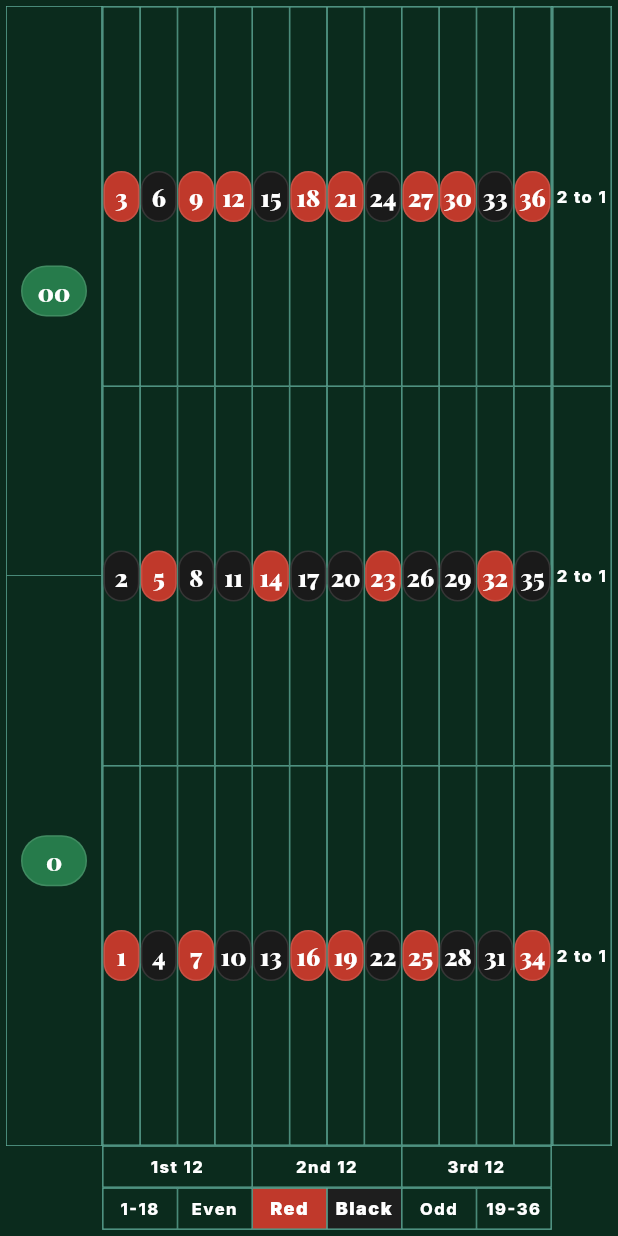
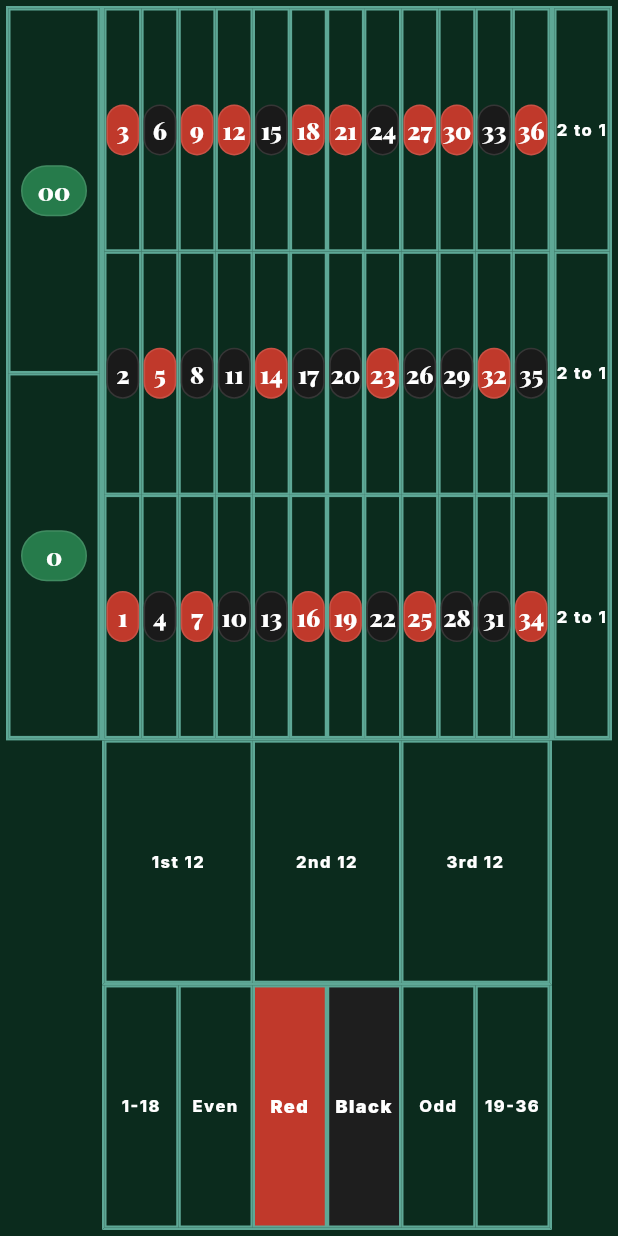
Before and after one commit to dev-codee/junko_bodie_app, a Flutter app: the BettingLayout widget shown alone on an empty page, opened directly with empty values, on a phone screen of 412 x 824 dp. Run offline on Flutter 3.47's test engine with Material 3 defaults, Android fonts, the phone set to English and light mode, and no system bars; our stand-ins replace audioplayers, confetti, flutter_animate, flutter_tts, go_router, google_fonts and 2 more; accounts and stored records are empty; network calls fail; statements that could not run were skipped.

Commit message:
fixx solo

```diff
--- a/lib/widgets/betting_layout.dart
+++ b/lib/widgets/betting_layout.dart
@@ -136,8 +136,16 @@ class _NumberCellState extends State<NumberCell> with SingleTickerProviderStateM
         onExit: (_) => widget.onNumberHoverEnd?.call(),
         child: GestureDetector(
           onTapDown: (_) => widget.onNumberHover?.call(widget.num),
-          onTapUp: (_) => widget.onNumberHoverEnd?.call(),
-          onTapCancel: () => widget.onNumberHoverEnd?.call(),
+          onTapUp: (_) {
+            Future.delayed(const Duration(milliseconds: 1000), () {
+              widget.onNumberHoverEnd?.call();
+            });
+          },
+          onTapCancel: () {
+            Future.delayed(const Duration(milliseconds: 1000), () {
+              widget.onNumberHoverEnd?.call();
+            });
+          },
           onTap: _handleTap,
           onLongPress: _handleLongPress,
           onSecondaryTap: _handleLongPress,
@@ -169,7 +177,7 @@ class _NumberCellState extends State<NumberCell> with SingleTickerProviderStateM
                   border: showHover
                       ? Border.all(color: AppColors.gold, width: 1.2)
                       : (widget.border ??
-                          Border.all(color: const Color(0xFF5EA896), width: 0.5)),
+                          Border.all(color: const Color(0xFF5EA896), width: 1.5)),
                   boxShadow: winShadow != null
                       ? [winShadow]
                       : showHover
@@ -236,7 +244,7 @@ class _NumberCellState extends State<NumberCell> with SingleTickerProviderStateM
                     // Amount tooltip (if hovered and not compact)
                     if (hasBet && widget.isHovered && !widget.isCompact)
                       Positioned(
-                        top: -22,
+                        top: -45,
                         child: Container(
                           padding: const EdgeInsets.symmetric(horizontal: 6, vertical: 2),
                           decoration: BoxDecoration(
@@ -361,6 +369,7 @@ class _DropZoneState extends State<DropZone> {
             }
           },
           child: GestureDetector(
+            behavior: HitTestBehavior.opaque,
             onTapDown: (_) {
               if (!widget.disabled) {
                 widget.onHover?.call(widget.numbers, widget.betId);
@@ -369,14 +378,22 @@ class _DropZoneState extends State<DropZone> {
             },
             onTapUp: (_) {
               if (!widget.disabled) {
+                Future.delayed(const Duration(milliseconds: 1000), () {
+                  if (mounted) {
                     widget.onHoverEnd?.call();
                     setState(() => _localHovered = false);
+                  }
+                });
               }
             },
             onTapCancel: () {
               if (!widget.disabled) {
+                Future.delayed(const Duration(milliseconds: 1000), () {
+                  if (mounted) {
                     widget.onHoverEnd?.call();
                     setState(() => _localHovered = false);
+                  }
+                });
               }
             },
             onTap: _handleTap,
@@ -429,7 +446,7 @@ class _DropZoneState extends State<DropZone> {
                 // Tooltip
                 if (hasBet && _localHovered)
                   Positioned(
-                    bottom: 22,
+                    bottom: 45,
                     child: Container(
                       padding: const EdgeInsets.symmetric(horizontal: 5, vertical: 1.5),
                       decoration: BoxDecoration(
@@ -574,7 +591,7 @@ class _OutsideBetCellState extends State<OutsideBetCell> {
               color: widget.isWinner
                   ? AppColors.gold.withOpacity(0.3)
                   : widget.backgroundColor ?? Colors.transparent,
-              border: widget.border ?? Border.all(color: const Color(0xFF5EA896), width: 0.5),
+              border: widget.border ?? Border.all(color: const Color(0xFF5EA896), width: 1.5),
               boxShadow: [
                 if (widget.isWinner)
                   BoxShadow(
@@ -734,6 +751,7 @@ class _BettingLayoutState extends State<BettingLayout> {
             children: [
               // ── SECTION 1: Zeros, Numbers Grid, Columns ──
           Expanded(
+            flex: 3,
             child: Row(
               crossAxisAlignment: CrossAxisAlignment.stretch,
               children: [
@@ -741,7 +759,7 @@ class _BettingLayoutState extends State<BettingLayout> {
               Container(
                 width: spacerWidth,
                 decoration: BoxDecoration(
-                  border: Border.all(color: const Color(0xFF5EA896), width: 0.5),
+                  border: Border.all(color: const Color(0xFF5EA896), width: 1.5),
                   color: Colors.transparent,
                 ),
                 child: widget.wheelType == WheelType.american
@@ -759,7 +777,6 @@ class _BettingLayoutState extends State<BettingLayout> {
                                     disabled: widget.disabled,
                                     isWinner: _isWinningNumber(37) || _isBetWinner('straight-00'),
                                     phase: widget.phase,
-                                    border: const Border(bottom: BorderSide(color: Color(0xFF5EA896), width: 0.5)),
                                     isHovered: _hoveredNumbers.contains(37) || _selfHoveredNumber == 37,
                                     onNumberHover: _handleNumberHover,
                                     onNumberHoverEnd: _handleNumberHoverEnd,
@@ -777,7 +794,6 @@ class _BettingLayoutState extends State<BettingLayout> {
                                     disabled: widget.disabled,
                                     isWinner: _isWinningNumber(0) || _isBetWinner('straight-0'),
                                     phase: widget.phase,
-                                    border: const Border(),
                                     isHovered: _hoveredNumbers.contains(0) || _selfHoveredNumber == 0,
                                     onNumberHover: _handleNumberHover,
                                     onNumberHoverEnd: _handleNumberHoverEnd,
@@ -823,7 +839,6 @@ class _BettingLayoutState extends State<BettingLayout> {
                             disabled: widget.disabled,
                             isWinner: _isWinningNumber(0) || _isBetWinner('straight-0'),
                             phase: widget.phase,
-                            border: const Border(),
                             isHovered: _hoveredNumbers.contains(0) || _selfHoveredNumber == 0,
                             onNumberHover: _handleNumberHover,
                             onNumberHoverEnd: _handleNumberHoverEnd,
@@ -841,7 +856,7 @@ class _BettingLayoutState extends State<BettingLayout> {
               Expanded(
                 child: Container(
                   decoration: BoxDecoration(
-                    border: Border.all(color: const Color(0xFF5EA896), width: 0.5),
+                    border: Border.all(color: const Color(0xFF5EA896), width: 1.5),
                   ),
                   child: LayoutBuilder(
                     builder: (context, constraints) {
@@ -895,8 +910,8 @@ class _BettingLayoutState extends State<BettingLayout> {
                               betId: betId,
                               left: left,
                               top: top,
-                              width: 14,
-                              height: 22,
+                              width: 28,
+                              height: 36,
                               bets: widget.bets,
                               onPlace: widget.onPlaceBet,
                               onRemove: widget.onRemoveBet,
@@ -926,8 +941,8 @@ class _BettingLayoutState extends State<BettingLayout> {
                               betId: betId,
                               left: left,
                               top: top,
-                              width: 24,
-                              height: 12,
+                              width: 36,
+                              height: 28,
                               bets: widget.bets,
                               onPlace: widget.onPlaceBet,
                               onRemove: widget.onRemoveBet,
@@ -957,8 +972,8 @@ class _BettingLayoutState extends State<BettingLayout> {
                               betId: betId,
                               left: left,
                               top: top,
-                              width: 14,
-                              height: 14,
+                              width: 28,
+                              height: 28,
                               bets: widget.bets,
                               onPlace: widget.onPlaceBet,
                               onRemove: widget.onRemoveBet,
@@ -987,8 +1002,8 @@ class _BettingLayoutState extends State<BettingLayout> {
                               betId: betId,
                               left: left,
                               top: top,
-                              width: 24,
-                              height: 12,
+                              width: 36,
+                              height: 28,
                               bets: widget.bets,
                               onPlace: widget.onPlaceBet,
                               onRemove: widget.onRemoveBet,
@@ -1017,8 +1032,8 @@ class _BettingLayoutState extends State<BettingLayout> {
                               betId: betId,
                               left: left,
                               top: top,
-                              width: 14,
-                              height: 14,
+                              width: 28,
+                              height: 28,
                               bets: widget.bets,
                               onPlace: widget.onPlaceBet,
                               onRemove: widget.onRemoveBet,
@@ -1036,23 +1051,23 @@ class _BettingLayoutState extends State<BettingLayout> {
                           }),
 
                           // Boundary splits with Zero
-                          DropZone(betId: 'split-0-1', left: 0, top: gridHeight * 0.833, width: 20, height: 20, bets: widget.bets, onPlace: widget.onPlaceBet, onRemove: widget.onRemoveBet, disabled: widget.disabled, isWinner: _isBetWinner('split-0-1'), phase: widget.phase, numbers: const [0, 1], onHover: _handleHover, onHoverEnd: _handleHoverEnd, deleteMode: widget.deleteMode, onPopLastChip: widget.onPopLastChip, onClearZone: widget.onClearZone, isMine: widget.myBets?.containsKey('split-0-1') ?? true),
-                          DropZone(betId: 'split-0-2', left: 0, top: widget.wheelType == WheelType.american ? gridHeight * 0.60 : gridHeight * 0.50, width: 20, height: 20, bets: widget.bets, onPlace: widget.onPlaceBet, onRemove: widget.onRemoveBet, disabled: widget.disabled, isWinner: _isBetWinner('split-0-2'), phase: widget.phase, numbers: const [0, 2], onHover: _handleHover, onHoverEnd: _handleHoverEnd, deleteMode: widget.deleteMode, onPopLastChip: widget.onPopLastChip, onClearZone: widget.onClearZone, isMine: widget.myBets?.containsKey('split-0-2') ?? true),
+                          DropZone(betId: 'split-0-1', left: 0, top: gridHeight * 0.833, width: 32, height: 32, bets: widget.bets, onPlace: widget.onPlaceBet, onRemove: widget.onRemoveBet, disabled: widget.disabled, isWinner: _isBetWinner('split-0-1'), phase: widget.phase, numbers: const [0, 1], onHover: _handleHover, onHoverEnd: _handleHoverEnd, deleteMode: widget.deleteMode, onPopLastChip: widget.onPopLastChip, onClearZone: widget.onClearZone, isMine: widget.myBets?.containsKey('split-0-1') ?? true),
+                          DropZone(betId: 'split-0-2', left: 0, top: widget.wheelType == WheelType.american ? gridHeight * 0.60 : gridHeight * 0.50, width: 32, height: 32, bets: widget.bets, onPlace: widget.onPlaceBet, onRemove: widget.onRemoveBet, disabled: widget.disabled, isWinner: _isBetWinner('split-0-2'), phase: widget.phase, numbers: const [0, 2], onHover: _handleHover, onHoverEnd: _handleHoverEnd, deleteMode: widget.deleteMode, onPopLastChip: widget.onPopLastChip, onClearZone: widget.onClearZone, isMine: widget.myBets?.containsKey('split-0-2') ?? true),
                           if (widget.wheelType == WheelType.american) ...[
-                            DropZone(betId: 'split-00-2', left: 0, top: gridHeight * 0.40, width: 20, height: 20, bets: widget.bets, onPlace: widget.onPlaceBet, onRemove: widget.onRemoveBet, disabled: widget.disabled, isWinner: _isBetWinner('split-00-2'), phase: widget.phase, numbers: const [37, 2], onHover: _handleHover, onHoverEnd: _handleHoverEnd, deleteMode: widget.deleteMode, onPopLastChip: widget.onPopLastChip, onClearZone: widget.onClearZone, isMine: widget.myBets?.containsKey('split-00-2') ?? true),
-                            DropZone(betId: 'split-00-3', left: 0, top: gridHeight * 0.166, width: 20, height: 20, bets: widget.bets, onPlace: widget.onPlaceBet, onRemove: widget.onRemoveBet, disabled: widget.disabled, isWinner: _isBetWinner('split-00-3'), phase: widget.phase, numbers: const [37, 3], onHover: _handleHover, onHoverEnd: _handleHoverEnd, deleteMode: widget.deleteMode, onPopLastChip: widget.onPopLastChip, onClearZone: widget.onClearZone, isMine: widget.myBets?.containsKey('split-00-3') ?? true),
+                            DropZone(betId: 'split-00-2', left: 0, top: gridHeight * 0.40, width: 32, height: 32, bets: widget.bets, onPlace: widget.onPlaceBet, onRemove: widget.onRemoveBet, disabled: widget.disabled, isWinner: _isBetWinner('split-00-2'), phase: widget.phase, numbers: const [37, 2], onHover: _handleHover, onHoverEnd: _handleHoverEnd, deleteMode: widget.deleteMode, onPopLastChip: widget.onPopLastChip, onClearZone: widget.onClearZone, isMine: widget.myBets?.containsKey('split-00-2') ?? true),
+                            DropZone(betId: 'split-00-3', left: 0, top: gridHeight * 0.166, width: 32, height: 32, bets: widget.bets, onPlace: widget.onPlaceBet, onRemove: widget.onRemoveBet, disabled: widget.disabled, isWinner: _isBetWinner('split-00-3'), phase: widget.phase, numbers: const [37, 3], onHover: _handleHover, onHoverEnd: _handleHoverEnd, deleteMode: widget.deleteMode, onPopLastChip: widget.onPopLastChip, onClearZone: widget.onClearZone, isMine: widget.myBets?.containsKey('split-00-3') ?? true),
                           ] else ...[
-                            DropZone(betId: 'split-0-3', left: 0, top: gridHeight * 0.166, width: 20, height: 20, bets: widget.bets, onPlace: widget.onPlaceBet, onRemove: widget.onRemoveBet, disabled: widget.disabled, isWinner: _isBetWinner('split-0-3'), phase: widget.phase, numbers: const [0, 3], onHover: _handleHover, onHoverEnd: _handleHoverEnd, deleteMode: widget.deleteMode, onPopLastChip: widget.onPopLastChip, onClearZone: widget.onClearZone, isMine: widget.myBets?.containsKey('split-0-3') ?? true),
+                            DropZone(betId: 'split-0-3', left: 0, top: gridHeight * 0.166, width: 32, height: 32, bets: widget.bets, onPlace: widget.onPlaceBet, onRemove: widget.onRemoveBet, disabled: widget.disabled, isWinner: _isBetWinner('split-0-3'), phase: widget.phase, numbers: const [0, 3], onHover: _handleHover, onHoverEnd: _handleHoverEnd, deleteMode: widget.deleteMode, onPopLastChip: widget.onPopLastChip, onClearZone: widget.onClearZone, isMine: widget.myBets?.containsKey('split-0-3') ?? true),
                           ],
 
                           // Trio & Basket
-                          DropZone(betId: 'trio-0-1-2', left: 0, top: gridHeight * 0.666, width: 20, height: 20, bets: widget.bets, onPlace: widget.onPlaceBet, onRemove: widget.onRemoveBet, disabled: widget.disabled, isWinner: _isBetWinner('trio-0-1-2'), phase: widget.phase, numbers: const [0, 1, 2], onHover: _handleHover, onHoverEnd: _handleHoverEnd, deleteMode: widget.deleteMode, onPopLastChip: widget.onPopLastChip, onClearZone: widget.onClearZone, isMine: widget.myBets?.containsKey('trio-0-1-2') ?? true),
-                          DropZone(betId: 'trio-0-2-3', left: 0, top: gridHeight * 0.333, width: 20, height: 20, bets: widget.bets, onPlace: widget.onPlaceBet, onRemove: widget.onRemoveBet, disabled: widget.disabled, isWinner: _isBetWinner('trio-0-2-3'), phase: widget.phase, numbers: const [0, 2, 3], onHover: _handleHover, onHoverEnd: _handleHoverEnd, deleteMode: widget.deleteMode, onPopLastChip: widget.onPopLastChip, onClearZone: widget.onClearZone, isMine: widget.myBets?.containsKey('trio-0-2-3') ?? true),
+                          DropZone(betId: 'trio-0-1-2', left: 0, top: gridHeight * 0.666, width: 32, height: 32, bets: widget.bets, onPlace: widget.onPlaceBet, onRemove: widget.onRemoveBet, disabled: widget.disabled, isWinner: _isBetWinner('trio-0-1-2'), phase: widget.phase, numbers: const [0, 1, 2], onHover: _handleHover, onHoverEnd: _handleHoverEnd, deleteMode: widget.deleteMode, onPopLastChip: widget.onPopLastChip, onClearZone: widget.onClearZone, isMine: widget.myBets?.containsKey('trio-0-1-2') ?? true),
+                          DropZone(betId: 'trio-0-2-3', left: 0, top: gridHeight * 0.333, width: 32, height: 32, bets: widget.bets, onPlace: widget.onPlaceBet, onRemove: widget.onRemoveBet, disabled: widget.disabled, isWinner: _isBetWinner('trio-0-2-3'), phase: widget.phase, numbers: const [0, 2, 3], onHover: _handleHover, onHoverEnd: _handleHoverEnd, deleteMode: widget.deleteMode, onPopLastChip: widget.onPopLastChip, onClearZone: widget.onClearZone, isMine: widget.myBets?.containsKey('trio-0-2-3') ?? true),
                           if (widget.wheelType == WheelType.american) ...[
-                            DropZone(betId: 'trio-00-2-3', left: 0, top: gridHeight * 0.333, width: 20, height: 20, bets: widget.bets, onPlace: widget.onPlaceBet, onRemove: widget.onRemoveBet, disabled: widget.disabled, isWinner: _isBetWinner('trio-00-2-3'), phase: widget.phase, numbers: const [37, 2, 3], onHover: _handleHover, onHoverEnd: _handleHoverEnd, deleteMode: widget.deleteMode, onPopLastChip: widget.onPopLastChip, onClearZone: widget.onClearZone, isMine: widget.myBets?.containsKey('trio-00-2-3') ?? true),
-                            DropZone(betId: 'basket-0-00-1-2-3', left: 0, top: gridHeight, width: 20, height: 20, bets: widget.bets, onPlace: widget.onPlaceBet, onRemove: widget.onRemoveBet, disabled: widget.disabled, isWinner: _isBetWinner('basket-0-00-1-2-3'), phase: widget.phase, numbers: const [0, 37, 1, 2, 3], onHover: _handleHover, onHoverEnd: _handleHoverEnd, deleteMode: widget.deleteMode, onPopLastChip: widget.onPopLastChip, onClearZone: widget.onClearZone, isMine: widget.myBets?.containsKey('basket-0-00-1-2-3') ?? true),
+                            DropZone(betId: 'trio-00-2-3', left: 0, top: gridHeight * 0.333, width: 32, height: 32, bets: widget.bets, onPlace: widget.onPlaceBet, onRemove: widget.onRemoveBet, disabled: widget.disabled, isWinner: _isBetWinner('trio-00-2-3'), phase: widget.phase, numbers: const [37, 2, 3], onHover: _handleHover, onHoverEnd: _handleHoverEnd, deleteMode: widget.deleteMode, onPopLastChip: widget.onPopLastChip, onClearZone: widget.onClearZone, isMine: widget.myBets?.containsKey('trio-00-2-3') ?? true),
+                            DropZone(betId: 'basket-0-00-1-2-3', left: 0, top: gridHeight, width: 32, height: 32, bets: widget.bets, onPlace: widget.onPlaceBet, onRemove: widget.onRemoveBet, disabled: widget.disabled, isWinner: _isBetWinner('basket-0-00-1-2-3'), phase: widget.phase, numbers: const [0, 37, 1, 2, 3], onHover: _handleHover, onHoverEnd: _handleHoverEnd, deleteMode: widget.deleteMode, onPopLastChip: widget.onPopLastChip, onClearZone: widget.onClearZone, isMine: widget.myBets?.containsKey('basket-0-00-1-2-3') ?? true),
                           ] else ...[
-                            DropZone(betId: 'basket-0-1-2-3', left: 0, top: gridHeight, width: 20, height: 20, bets: widget.bets, onPlace: widget.onPlaceBet, onRemove: widget.onRemoveBet, disabled: widget.disabled, isWinner: _isBetWinner('basket-0-1-2-3'), phase: widget.phase, numbers: const [0, 1, 2, 3], onHover: _handleHover, onHoverEnd: _handleHoverEnd, deleteMode: widget.deleteMode, onPopLastChip: widget.onPopLastChip, onClearZone: widget.onClearZone, isMine: widget.myBets?.containsKey('basket-0-1-2-3') ?? true),
+                            DropZone(betId: 'basket-0-1-2-3', left: 0, top: gridHeight, width: 32, height: 32, bets: widget.bets, onPlace: widget.onPlaceBet, onRemove: widget.onRemoveBet, disabled: widget.disabled, isWinner: _isBetWinner('basket-0-1-2-3'), phase: widget.phase, numbers: const [0, 1, 2, 3], onHover: _handleHover, onHoverEnd: _handleHoverEnd, deleteMode: widget.deleteMode, onPopLastChip: widget.onPopLastChip, onClearZone: widget.onClearZone, isMine: widget.myBets?.containsKey('basket-0-1-2-3') ?? true),
                           ],
                         ],
                       );
@@ -1065,7 +1080,7 @@ class _BettingLayoutState extends State<BettingLayout> {
               Container(
                 width: colWidth,
                 decoration: BoxDecoration(
-                  border: Border.all(color: const Color(0xFF5EA896), width: 0.5),
+                  border: Border.all(color: const Color(0xFF5EA896), width: 1.5),
                 ),
                 child: Column(
                   children: [
@@ -1128,17 +1143,18 @@ class _BettingLayoutState extends State<BettingLayout> {
         ),
 
         // ── SECTION 2: Dozens ──
-          Row(
+          Expanded(
+            flex: 1,
+            child: Row(
               children: [
                 SizedBox(width: spacerWidth),
                 Expanded(
                   child: Container(
-                  height: widget.isCompact ? 24 : 28,
                   decoration: const BoxDecoration(
                     border: Border(
-                      left: BorderSide(color: Color(0xFF5EA896), width: 0.5),
-                      right: BorderSide(color: Color(0xFF5EA896), width: 0.5),
-                      bottom: BorderSide(color: Color(0xFF5EA896), width: 0.5),
+                      left: BorderSide(color: Color(0xFF5EA896), width: 1.5),
+                      right: BorderSide(color: Color(0xFF5EA896), width: 1.5),
+                      bottom: BorderSide(color: Color(0xFF5EA896), width: 1.5),
                     ),
                   ),
                   child: Row(
@@ -1201,19 +1217,21 @@ class _BettingLayoutState extends State<BettingLayout> {
               SizedBox(width: colWidth),
             ],
           ),
+        ),
 
           // ── SECTION 3: Even Chances (1-18, Even, Red, Black, Odd, 19-36) ──
-          Row(
+          Expanded(
+            flex: 1,
+            child: Row(
               children: [
                 SizedBox(width: spacerWidth),
                 Expanded(
                   child: Container(
-                  height: widget.isCompact ? 24 : 28,
                   decoration: const BoxDecoration(
                     border: Border(
-                      left: BorderSide(color: Color(0xFF5EA896), width: 0.5),
-                      right: BorderSide(color: Color(0xFF5EA896), width: 0.5),
-                      bottom: BorderSide(color: Color(0xFF5EA896), width: 0.5),
+                      left: BorderSide(color: Color(0xFF5EA896), width: 1.5),
+                      right: BorderSide(color: Color(0xFF5EA896), width: 1.5),
+                      bottom: BorderSide(color: Color(0xFF5EA896), width: 1.5),
                     ),
                   ),
                   child: Row(
@@ -1341,6 +1359,7 @@ class _BettingLayoutState extends State<BettingLayout> {
               SizedBox(width: colWidth),
             ],
           ),
+        ),
         ],
       ),
 
--- a/lib/widgets/roulette_table.dart
+++ b/lib/widgets/roulette_table.dart
@@ -125,7 +125,7 @@ class _RouletteTableState extends State<RouletteTable> {
                   // Green felt surface area
                   Positioned.fill(
                     child: Padding(
-                      padding: const EdgeInsets.all(2.0),
+                      padding: const EdgeInsets.fromLTRB(2.0, 2.0, 2.0, 0.0),
                       child: Container(
                         decoration: BoxDecoration(
                           gradient: const RadialGradient(
@@ -141,7 +141,7 @@ class _RouletteTableState extends State<RouletteTable> {
                             ),
                           ],
                         ),
-                        padding: const EdgeInsets.fromLTRB(0.0, 0.0, 12.0, 4.0),
+                        padding: const EdgeInsets.fromLTRB(0.0, 0.0, 12.0, 0.0),
                         child: Row(
                           crossAxisAlignment: CrossAxisAlignment.center,
                           children: [
@@ -390,7 +390,7 @@ class _RouletteTableState extends State<RouletteTable> {
                                       ],
                                     ),
                                   ),
-                                  const SizedBox(height: 2),
+                                  const SizedBox(height: 0),
                                   // Control Buttons Row — FittedBox(scaleDown) keeps
                                   // the (variable) button set within the row width so
                                   // the SPIN button never overflows on the right.
--- a/lib/widgets/staged_betting_selector.dart
+++ b/lib/widgets/staged_betting_selector.dart
@@ -239,7 +239,7 @@ class _StrategyDialogState extends State<_StrategyDialog> {
                   ),
                 ),
                 child: Text(
-                  'Disable',
+                  'Off',
                   style: GoogleFonts.inter(fontSize: 10, fontWeight: FontWeight.w800),
                 ),
               ),
--- a/pubspec.yaml
+++ b/pubspec.yaml
@@ -1,7 +1,7 @@
 name: junko_bodie
 description: "Junko Bodie Roulette Tournament — Premium play-money roulette simulator."
 publish_to: 'none'
-version: 1.0.0+7
+version: 1.0.0+8
 
 environment:
   sdk: ^3.12.1
```
Also changed, not shown: lib/screens/game_screen.dart (+10 -13 lines), lib/screens/strategy_builder_screen.dart (+8 -4 lines), lib/widgets/chip_stack.dart (+8 -2 lines). Lines whose indentation alone changed are shown as unchanged.
